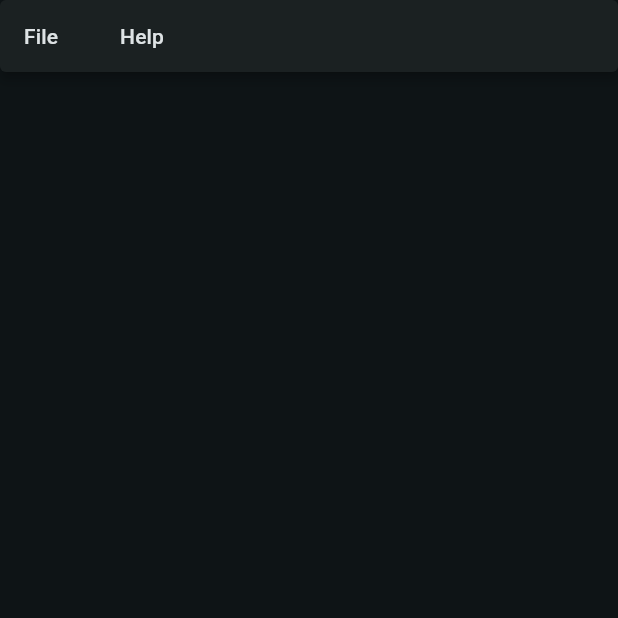
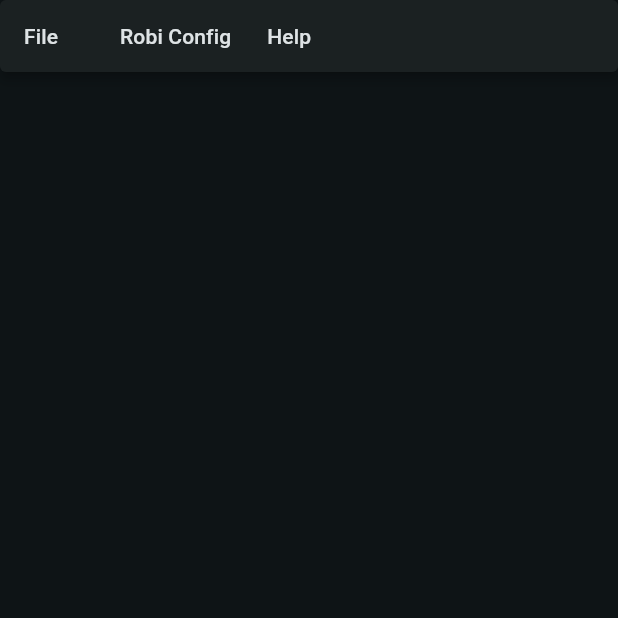
Before and after one commit to Cupcake-Systems/path_pilot, a Flutter app: the screen it shows after launch, on a phone screen of 412 x 824 dp, the top half of it. Run offline on Flutter 3.47's test engine with Material 3 defaults, Android fonts, the phone set to English and light mode, and no system bars; our stand-ins replace file_picker.

Commit message:
Add robi configuration menu

```diff
--- a/lib/file_browser.dart
+++ b/lib/file_browser.dart
@@ -5,6 +5,7 @@ import 'package:file_picker/file_picker.dart';
 import 'package:flutter/material.dart';
 import 'package:path/path.dart';
 import 'package:robi_line_drawer/editor.dart';
+import 'package:robi_line_drawer/robi_config.dart';
 import 'package:robi_line_drawer/robi_path_serializer.dart';
 import 'package:robi_line_drawer/robi_utils.dart';
 import 'package:robi_line_drawer/settings/settings.dart';
@@ -19,7 +20,10 @@ class FileBrowser extends StatefulWidget {
 class _FileBrowserState extends State<FileBrowser>
     with TickerProviderStateMixin {
   File? focusedFile;
-  Map<String, List<MissionInstruction>> instructionTable = {};
+  final Map<String, List<MissionInstruction>> instructionTable = {};
+
+  RobiConfig selectedRobiConfig = RobiConfig(0.035, 0.147, name: "Default");
+  late final List<RobiConfig> robiConfigs = [selectedRobiConfig];
 
   @override
   Widget build(BuildContext context) {
@@ -51,6 +55,7 @@ class _FileBrowserState extends State<FileBrowser>
                         },
                         child: const MenuAcceleratorLabel('&Open'),
                       ),
+                      const Divider(height: 0),
                       MenuItemButton(
                         leadingIcon: const Icon(Icons.save),
                         onPressed: focusedFile == null
@@ -71,6 +76,7 @@ class _FileBrowserState extends State<FileBrowser>
                         onPressed: focusedFile == null ? null : saveAs,
                         child: const MenuAcceleratorLabel('&Save as...'),
                       ),
+                      const Divider(height: 0),
                       MenuItemButton(
                         leadingIcon: const Icon(Icons.settings),
                         onPressed: () {
@@ -85,7 +91,50 @@ class _FileBrowserState extends State<FileBrowser>
                     ],
                     child: const MenuAcceleratorLabel('&File'),
                   ),
-                  SubmenuButton(menuChildren: [
+                  SubmenuButton(
+                    menuChildren: [
+                      MenuItemButton(
+                        leadingIcon: const Icon(Icons.add),
+                        onPressed: () => showDialog(
+                          context: context,
+                          builder: (context) => RobiConfigurator(
+                              addedConfig: (config) => setState(() {
+                                    robiConfigs.add(config);
+                                    selectedRobiConfig = config;
+                                  }),
+                              index: robiConfigs.length),
+                        ),
+                        child: const MenuAcceleratorLabel('&New'),
+                      ),
+                      const Divider(height: 0),
+                      SubmenuButton(
+                        menuChildren: [
+                          for (int i = 0; i < robiConfigs.length; ++i)
+                            RadioMenuButton(
+                              trailingIcon: robiConfigs.length <= 1
+                                  ? null
+                                  : IconButton(
+                                      icon: const Icon(Icons.delete),
+                                      onPressed: () => setState(() {
+                                        robiConfigs.remove(robiConfigs[i]);
+                                        selectedRobiConfig = robiConfigs[0];
+                                      }),
+                                    ),
+                              value: robiConfigs[i],
+                              groupValue: selectedRobiConfig,
+                              onChanged: (value) =>
+                                  setState(() => selectedRobiConfig = value!),
+                              child: MenuAcceleratorLabel(
+                                  robiConfigs[i].name ?? '&Config ${i + 1}'),
+                            )
+                        ],
+                        child: const MenuAcceleratorLabel('&Select'),
+                      ),
+                    ],
+                    child: const MenuAcceleratorLabel("&Robi Config"),
+                  ),
+                  SubmenuButton(
+                    menuChildren: [
                       MenuItemButton(
                         leadingIcon: const Icon(Icons.info),
                         onPressed: () {
@@ -97,7 +146,9 @@ class _FileBrowserState extends State<FileBrowser>
                         },
                         child: const MenuAcceleratorLabel('&About'),
                       ),
-                  ], child: const MenuAcceleratorLabel("&Help")),
+                    ],
+                    child: const MenuAcceleratorLabel("&Help"),
+                  ),
                 ],
               ),
             ),
@@ -123,37 +174,49 @@ class _FileBrowserState extends State<FileBrowser>
                                 tabAlignment: TabAlignment.start,
                                 isScrollable: true,
                                 labelColor: Colors.white,
-                                tabs: instructionTable.keys
+                                tabs: buildTabs(),
+                              ),
+                            ),
+                          ],
+                        ),
+                      ),
+                    ),
+                    body: TabBarView(
+                      children: instructionTable.values
+                          .map((instructions) => Editor(
+                              instructions: instructions,
+                              robiConfig: selectedRobiConfig))
+                          .toList(),
+                    ),
+                  ),
+                ),
+        ),
+      ],
+    );
+  }
+
+  List<Widget> buildTabs() {
+    return instructionTable.keys
         .map(
           (file) => SizedBox(
             height: 30,
             child: Row(
-                                          mainAxisAlignment:
-                                              MainAxisAlignment.spaceBetween,
+              mainAxisAlignment: MainAxisAlignment.spaceBetween,
               mainAxisSize: MainAxisSize.min,
               children: [
-                                            const Icon(Icons.edit_document,
-                                                size: 15),
+                const Icon(Icons.edit_document, size: 15),
                 const SizedBox(width: 10),
-                                            Text(
-                                              basename(file).split(".")[0],
-                                              textAlign: TextAlign.center,
-                                            ),
+                Text(basename(file).split(".")[0], textAlign: TextAlign.center),
                 const SizedBox(width: 10),
                 SizedBox(
                   width: 20,
                   height: 20,
                   child: IconButton(
                     padding: EdgeInsets.zero,
-                                                onPressed: () {
-                                                  setState(() {
-                                                    instructionTable
-                                                        .remove(file);
-                                                    if (instructionTable
-                                                        .isEmpty)
-                                                      focusedFile = null;
-                                                  });
-                                                },
+                    onPressed: () => setState(() {
+                      instructionTable.remove(file);
+                      if (instructionTable.isEmpty) focusedFile = null;
+                    }),
                     iconSize: 17,
                     icon: const Icon(Icons.close),
                   ),
@@ -162,24 +225,7 @@ class _FileBrowserState extends State<FileBrowser>
             ),
           ),
         )
-                                    .toList(),
-                              ),
-                            ),
-                          ],
-                        ),
-                      ),
-                    ),
-                    body: TabBarView(
-                      children: instructionTable.values
-                          .map((instructions) =>
-                              Editor(instructions: instructions))
-                          .toList(),
-                    ),
-                  ),
-                ),
-        ),
-      ],
-    );
+        .toList();
   }
 
   Future<void> openTab(BuildContext context, File tab) async {
--- a/lib/robi_utils.dart
+++ b/lib/robi_utils.dart
@@ -189,6 +189,7 @@ double cosD(double deg) => cos(deg * (pi / 180));
 
 class RobiConfig {
   final double wheelRadius, trackWidth;
+  final String? name;
 
-  RobiConfig(this.wheelRadius, this.trackWidth);
+  RobiConfig(this.wheelRadius, this.trackWidth, {this.name});
 }
```
Also changed, not shown: lib/editor.dart (+5 -2 lines), lib/robi_config.dart (added, +114 -0 lines). Lines whose indentation alone changed are shown as unchanged.
